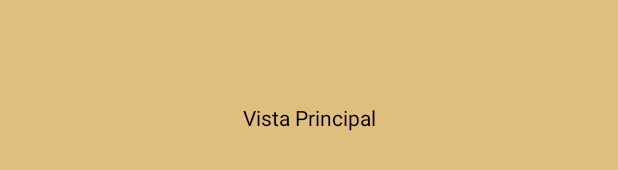
After one commit to jesus33lcc/NewGoodBook, an Android app: the layout activity_principal.xml on its own in the app's theme, with its tools: preview values and no code run, on a phone screen of 412 x 824 dp. The commit adds this screen. Shown: the part 501-671 px from the top of the screen. Run offline under Robolectric (Android 15) with nearby library versions, the phone set to English and light mode, and no system bars.

Commit message:
Pocos cambios

```diff
--- a/NewGoodBook_Project/app/build.gradle.kts
+++ b/NewGoodBook_Project/app/build.gradle.kts
@@ -27,6 +27,9 @@ android {
         sourceCompatibility = JavaVersion.VERSION_1_8
         targetCompatibility = JavaVersion.VERSION_1_8
     }
+    buildFeatures {
+        viewBinding = true
+    }
 }
 
 dependencies {
@@ -34,6 +37,8 @@ dependencies {
     implementation("androidx.appcompat:appcompat:1.6.1")
     implementation("com.google.android.material:material:1.10.0")
     implementation("androidx.constraintlayout:constraintlayout:2.1.4")
+    implementation("androidx.navigation:navigation-fragment:2.5.3")
+    implementation("androidx.navigation:navigation-ui:2.5.3")
     testImplementation("junit:junit:4.13.2")
     androidTestImplementation("androidx.test.ext:junit:1.1.5")
     androidTestImplementation("androidx.test.espresso:espresso-core:3.5.1")
--- a/NewGoodBook_Project/app/src/main/java/com/example/newgoodbooks/MainActivity.java
+++ b/NewGoodBook_Project/app/src/main/java/com/example/newgoodbooks/MainActivity.java
@@ -21,6 +21,7 @@ public class MainActivity extends AppCompatActivity {
             @Override
             public void onClick(View v) {
                 startActivity(new Intent(MainActivity.this, Login.class));
+                finish();
             }
         });
 
@@ -28,6 +29,7 @@ public class MainActivity extends AppCompatActivity {
             @Override
             public void onClick(View v) {
                 startActivity(new Intent(MainActivity.this, Registro.class));
+                finish();
             }
         });
     }
--- /dev/null
+++ b/NewGoodBook_Project/app/src/main/res/layout/activity_principal.xml
@@ -0,0 +1,18 @@
+<?xml version="1.0" encoding="utf-8"?>
+<androidx.constraintlayout.widget.ConstraintLayout xmlns:android="http://schemas.android.com/apk/res/android"
+    xmlns:app="http://schemas.android.com/apk/res-auto"
+    xmlns:tools="http://schemas.android.com/tools"
+    android:layout_width="match_parent"
+    android:layout_height="match_parent"
+    tools:context=".Principal">
+
+    <TextView
+        android:id="@+id/textView"
+        android:layout_width="wrap_content"
+        android:layout_height="wrap_content"
+        android:text="Vista Principal"
+        app:layout_constraintBottom_toBottomOf="parent"
+        app:layout_constraintEnd_toEndOf="parent"
+        app:layout_constraintStart_toStartOf="parent"
+        app:layout_constraintTop_toTopOf="parent" />
+</androidx.constraintlayout.widget.ConstraintLayout>
--- /dev/null
+++ b/NewGoodBook_Project/app/src/main/res/values-land/dimens.xml
@@ -0,0 +1,3 @@
+<resources>
+    <dimen name="fab_margin">48dp</dimen>
+</resources>
--- a/NewGoodBook_Project/app/src/main/res/values-night/themes.xml
+++ b/NewGoodBook_Project/app/src/main/res/values-night/themes.xml
@@ -1,7 +1,12 @@
 <resources xmlns:tools="http://schemas.android.com/tools">
     <!-- Base application theme. -->
     <style name="Base.Theme.NewGoodBooks" parent="Theme.Material3.DayNight.NoActionBar">
-        <!-- Customize your dark theme here. -->
-        <!-- <item name="colorPrimary">@color/my_dark_primary</item> -->
+        <item name="colorPrimary">@color/dark_dark_blue</item>
+        <item name="android:background">@color/grey</item>
+        <item name="colorAccent">@color/dark_distinct_brown</item>
+        <item name="colorButtonNormal">@color/dark_dark_blue</item>
+        <item name="android:textColor">@color/black</item>
     </style>
+
+    <style name="Theme.NewGoodBooks" parent="Base.Theme.NewGoodBooks" />
 </resources>
--- /dev/null
+++ b/NewGoodBook_Project/app/src/main/res/values-v23/themes.xml
@@ -0,0 +1,9 @@
+<resources xmlns:tools="http://schemas.android.com/tools">
+
+    <style name="Theme.NewGoodBooks" parent="Base.Theme.NewGoodBooks">
+        <!-- Transparent system bars for edge-to-edge. -->
+        <item name="android:navigationBarColor">@android:color/transparent</item>
+        <item name="android:statusBarColor">@android:color/transparent</item>
+        <item name="android:windowLightStatusBar">?attr/isLightTheme</item>
+    </style>
+</resources>
--- /dev/null
+++ b/NewGoodBook_Project/app/src/main/res/values-w1240dp/dimens.xml
@@ -0,0 +1,3 @@
+<resources>
+    <dimen name="fab_margin">200dp</dimen>
+</resources>
--- /dev/null
+++ b/NewGoodBook_Project/app/src/main/res/values-w600dp/dimens.xml
@@ -0,0 +1,3 @@
+<resources>
+    <dimen name="fab_margin">48dp</dimen>
+</resources>
--- a/NewGoodBook_Project/app/src/main/res/values/colors.xml
+++ b/NewGoodBook_Project/app/src/main/res/values/colors.xml
@@ -8,4 +8,10 @@
     <color name="brown">#aa6f4e</color>
     <color name="distinct_brown">#e89d10</color>
     <color name="light_brown">#e0be7e</color>
+
+    <color name="dark_dark_blue">#010130</color>
+    <color name="blue">#112B52</color>
+    <color name="brown_two">#573600</color>
+    <color name="dark_distinct_brown">#A68D5D</color>
+    <color name="grey">#C5C5C5</color>
 </resources>
--- /dev/null
+++ b/NewGoodBook_Project/app/src/main/res/values/dimens.xml
@@ -0,0 +1,3 @@
+<resources>
+    <dimen name="fab_margin">16dp</dimen>
+</resources>
```
Also changed, not shown: NewGoodBook_Project/app/src/main/AndroidManifest.xml (+8 -0 lines), NewGoodBook_Project/app/src/main/java/com/example/newgoodbooks/Login.java (+6 -3 lines), NewGoodBook_Project/app/src/main/java/com/example/newgoodbooks/Principal.java (added, +14 -0 lines), NewGoodBook_Project/app/src/main/java/com/example/newgoodbooks/Registro.java (+9 -0 lines), NewGoodBook_Project/app/src/main/java/com/example/newgoodbooks/modelos/Libro.java (renamed from NewGoodBook_Project/app/src/main/java/com/example/newgoodbooks/Libro.java, +19 -20 lines), NewGoodBook_Project/app/src/main/java/com/example/newgoodbooks/modelos/Lista.java (added, +30 -0 lines), NewGoodBook_Project/app/src/main/java/com/example/newgoodbooks/modelos/Usuario.java (renamed from NewGoodBook_Project/app/src/main/java/com/example/newgoodbooks/Usuario.java, +12 -13 lines), NewGoodBook_Project/app/src/main/res/layout/activity_main.xml (+13 -3 lines), NewGoodBook_Project/app/src/main/res/navigation/nav_graph.xml (added, +28 -0 lines), NewGoodBook_Project/app/src/main/res/values/strings.xml (+44 -1 lines).
